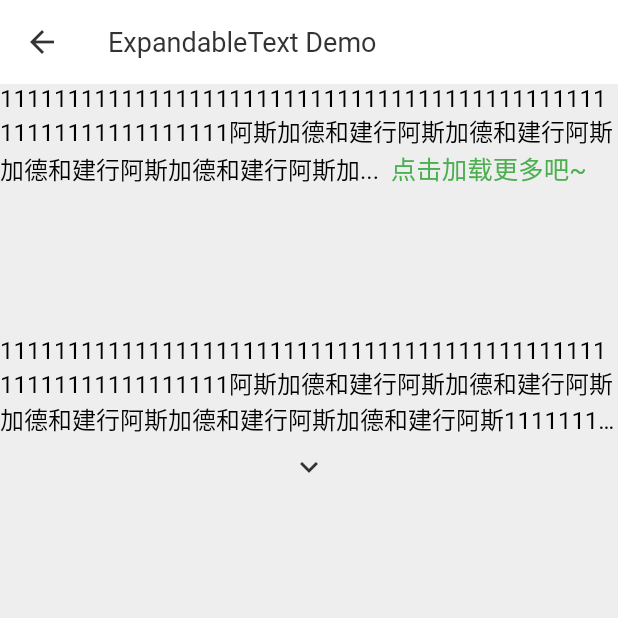
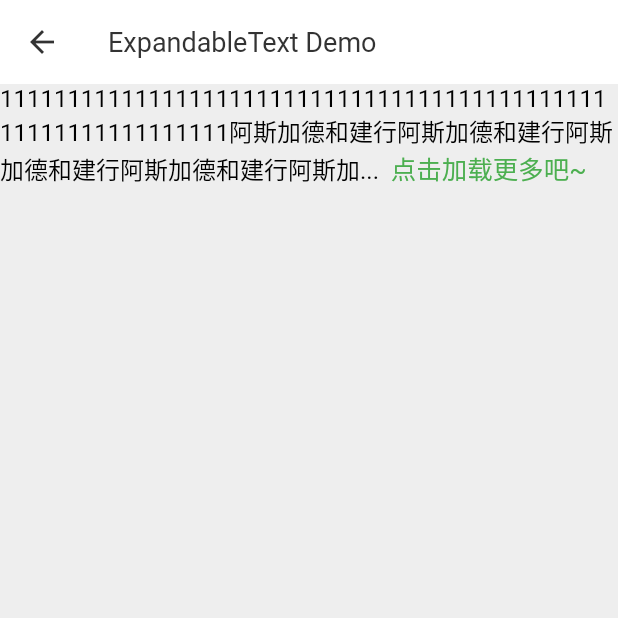
Before and after one commit to hello-coder-xu/voo, a Flutter app: the ExpandableTextPage screen opened directly, on a phone screen of 412 x 824 dp, the top half of it. Run offline on Flutter 3.47's test engine with Material 2 defaults, Android fonts, the phone set to English and light mode, and no system bars.

Commit message:
调整部分文件

```diff
--- a/example/lib/main.dart
+++ b/example/lib/main.dart
@@ -1,7 +1,6 @@
 import 'package:example/page/home/index.dart';
 import 'package:flutter/material.dart';
 import 'package:voo/color/index.dart';
-
 
 void main() {
   runApp(MaterialApp(
--- a/example/lib/page/avatar/index.dart
+++ b/example/lib/page/avatar/index.dart
@@ -1,6 +1,7 @@
+import 'package:voo/avatar/index.dart';
+
 import '../../comm/ui_component.dart';
 import 'package:flutter/material.dart';
-import 'package:voo/voo.dart';
 
 ///头像
 class AvatarPage extends StatelessWidget {
--- a/example/lib/page/button/index.dart
+++ b/example/lib/page/button/index.dart
@@ -15,7 +15,8 @@ class ButtonPage extends StatelessWidget {
       child: VooButton(
         child: Text('主要操作 Normal'),
         theme: VooButtonTheme.normal,
-        onPressed: () {},
+        onPressed: () {
+        },
       ),
     ));
 
--- a/example/lib/page/guide/index.dart
+++ b/example/lib/page/guide/index.dart
@@ -17,7 +17,6 @@ class GuidePageState extends State<GuidePage> {
     WidgetsBinding.instance.addPostFrameCallback((timeStamp) {
       screenWidth = MediaQuery.of(context).size.width;
       screenHeight = MediaQuery.of(context).size.height;
-
     });
   }
 
--- a/example/lib/page/loading/index.dart
+++ b/example/lib/page/loading/index.dart
@@ -1,6 +1,7 @@
+import 'package:voo/loading/index.dart';
+
 import '../../comm/ui_component.dart';
 import 'package:flutter/material.dart';
-import 'package:voo/voo.dart';
 
 ///加载页面
 class LoadingPage extends StatelessWidget {
--- a/example/lib/page/notify/index.dart
+++ b/example/lib/page/notify/index.dart
@@ -1,7 +1,8 @@
+import 'package:voo/notify/index.dart';
+
 import '../../comm/ui_component.dart';
 import 'package:flutter/material.dart';
 import 'package:voo/cell/index.dart';
-import 'package:voo/voo.dart';
 
 ///通知页面
 class NotifyPage extends StatelessWidget {
--- a/example/lib/page/popup/index.dart
+++ b/example/lib/page/popup/index.dart
@@ -1,7 +1,8 @@
+import 'package:voo/popup/index.dart';
+
 import '../../comm/ui_component.dart';
 import 'package:flutter/material.dart';
 import 'package:voo/cell/index.dart';
-import 'package:voo/voo.dart';
 
 ///弹出框
 class PopupPage extends StatelessWidget {
@@ -195,7 +196,6 @@ class PopupPage extends StatelessWidget {
         break;
     }
 
-
     VooPopup.showPopup(
       context: context,
       type: vooPopupType,
--- a/example/lib/page/result/index.dart
+++ b/example/lib/page/result/index.dart
@@ -1,6 +1,9 @@
+import 'package:voo/color/index.dart';
+import 'package:voo/result/index.dart';
+import 'package:voo/toast/index.dart';
+
 import '../../comm/ui_component.dart';
 import 'package:flutter/material.dart';
-import 'package:voo/voo.dart';
 
 ///结果页
 class ResultPage extends StatelessWidget {
--- a/example/lib/page/text/index.dart
+++ b/example/lib/page/text/index.dart
@@ -5,13 +5,8 @@ import 'package:voo/text/index.dart';
 class ExpandableTextPage extends StatelessWidget {
   @override
   Widget build(BuildContext context) {
-    return Scaffold(
-      backgroundColor: Colors.grey.shade200,
-      appBar: AppBar(
-        title: Text("ExpandableText Demo"),
-      ),
-      body: Column(children: [
-        ExpandableText(
+    List<Widget> children = [];
+    children.add(ExpandableText(
       text: "11111111111111111111111111111111111111111111111111111111111111"
           "阿斯加德和建行阿斯加德和建行阿斯加德和建行阿斯加德和建行阿斯加德和建行阿斯"
           "11111111111111111111111111111111111111111111111111111111111111"
@@ -21,17 +16,24 @@ class ExpandableTextPage extends StatelessWidget {
       expandText: "点击加载更多吧~",
       expandTextStyle: TextStyle(fontSize: 17, color: Colors.green),
       maxLines: 3,
+    ));
+    children.add(SizedBox(height: 100));
+    // children.add(ExpandableIconText(
+    //   text: "11111111111111111111111111111111111111111111111111111111111111"
+    //       "阿斯加德和建行阿斯加德和建行阿斯加德和建行阿斯加德和建行阿斯加德和建行阿斯"
+    //       "11111111111111111111111111111111111111111111111111111111111111"
+    //       "阿斯加德和建行阿斯加德和建行阿斯加德和建行阿斯加德和建行阿斯加德和建行阿斯",
+    //   style: TextStyle(fontSize: 16, color: Colors.black),
+    //   maxLines: 3,
+    // ));
+    return Scaffold(
+      backgroundColor: Colors.grey.shade200,
+      appBar: AppBar(
+        title: Text("ExpandableText Demo"),
       ),
-        SizedBox(height: 100),
-        ExpandableIconText(
-          text: "11111111111111111111111111111111111111111111111111111111111111"
-              "阿斯加德和建行阿斯加德和建行阿斯加德和建行阿斯加德和建行阿斯加德和建行阿斯"
-              "11111111111111111111111111111111111111111111111111111111111111"
-              "阿斯加德和建行阿斯加德和建行阿斯加德和建行阿斯加德和建行阿斯加德和建行阿斯",
-          style: TextStyle(fontSize: 16, color: Colors.black),
-          maxLines: 3,
+      body: SingleChildScrollView(
+        child: Column(children: children),
       ),
-      ]),
     );
   }
 }
--- a/lib/result/index.dart
+++ b/lib/result/index.dart
@@ -10,8 +10,8 @@ class VooResult extends StatelessWidget {
   final String confirm;
   final String cancel;
   final bool showCancel;
-  final Function onConfirm;
-  final Function onCancel;
+  final VoidCallback onConfirm;
+  final VoidCallback onCancel;
 
   VooResult({
     @required this.icon,
--- a/lib/toast/index.dart
+++ b/lib/toast/index.dart
@@ -81,8 +81,6 @@ class VooToast {
       result: result,
     );
   }
-
-
 }
 
 Function _showToast(
@@ -131,8 +129,6 @@ Function _showToast(
     _overlayEntry.remove();
   };
 }
-
-
 
 class _FToastView extends StatefulWidget {
   // 提示内容
```
Also changed, not shown: example/lib/comm/platform_utils.dart (added, +46 -0 lines), example/lib/page/bottomsheet/index.dart (+6 -1 lines), example/lib/page/cell/index.dart (+6 -1 lines), example/lib/page/filter/index.dart (+12 -3 lines), example/lib/page/home/index.dart (+4 -11 lines), example/lib/page/tabbar/index.dart (+3 -13 lines), lib/button/index.dart (+4 -4 lines), 3 other files. Lines whose indentation alone changed are shown as unchanged.
